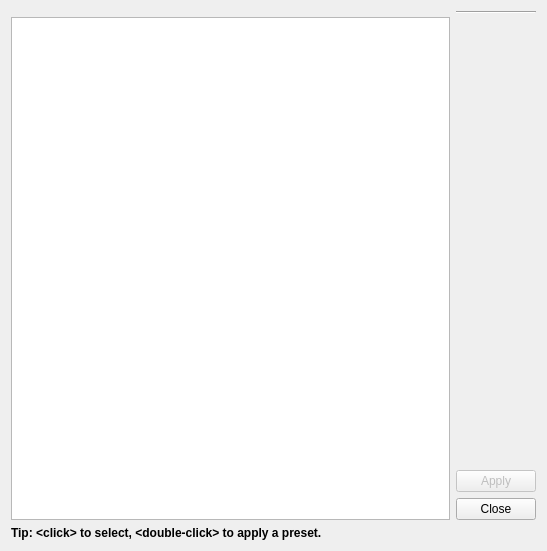
The window that Source/SVWidgetsLib/Dialogs/UI_Files/ColorPresetsDialog.ui (BlueQuartzSoftware/SIMPL) describes before a commit, drawn with Qt 5.
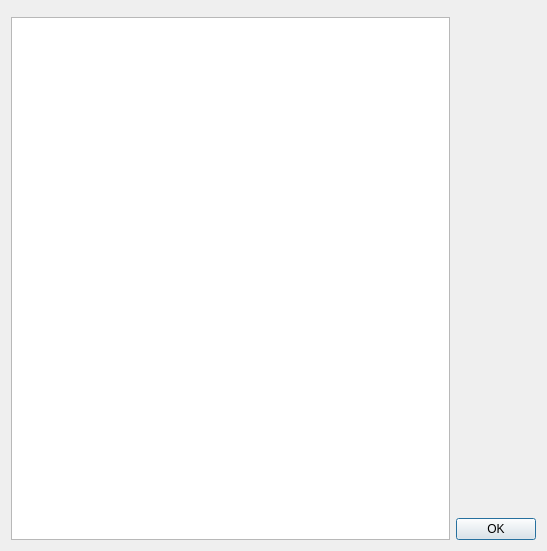
The same window after the commit.

Commit message: Allowing the users of GenerateColorTable to select an array to map the chosen preset onto, and select the name of the newly created RGB array. Selecting a preset from the PresetDialog now displays the preset that was chosen in the GenerateColorTableWidget UI.

Patch:
```diff
--- a/Source/SVWidgetsLib/Dialogs/UI_Files/ColorPresetsDialog.ui
+++ b/Source/SVWidgetsLib/Dialogs/UI_Files/ColorPresetsDialog.ui
@@ -14,6 +14,33 @@
    <string>Choose Preset</string>
   </property>
   <layout class="QGridLayout" name="gridLayout">
+   <item row="0" column="1" rowspan="2">
+    <layout class="QVBoxLayout" name="verticalLayout">
+     <item>
+      <spacer name="verticalSpacer">
+       <property name="orientation">
+        <enum>Qt::Vertical</enum>
+       </property>
+       <property name="sizeHint" stdset="0">
+        <size>
+         <width>20</width>
+         <height>40</height>
+        </size>
+       </property>
+      </spacer>
+     </item>
+     <item>
+      <widget class="QPushButton" name="okBtn">
+       <property name="text">
+        <string>OK</string>
+       </property>
+       <property name="default">
+        <bool>true</bool>
+       </property>
+      </widget>
+     </item>
+    </layout>
+   </item>
    <item row="1" column="0">
     <widget class="QTableView" name="gradients">
      <property name="minimumSize">
@@ -48,54 +75,6 @@
      </attribute>
     </widget>
    </item>
-   <item row="2" column="0" colspan="2">
-    <widget class="QLabel" name="label">
-     <property name="text">
-      <string>&lt;html&gt;&lt;head/&gt;&lt;body&gt;&lt;p&gt;&lt;span style=&quot; font-weight:600;&quot;&gt;Tip: &amp;lt;click&amp;gt; to select, &amp;lt;double-click&amp;gt; to apply a preset.&lt;/span&gt;&lt;/p&gt;&lt;/body&gt;&lt;/html&gt;</string>
-     </property>
-    </widget>
-   </item>
-   <item row="0" column="1" rowspan="2">
-    <layout class="QVBoxLayout" name="verticalLayout">
-     <item>
-      <widget class="Line" name="line">
-       <property name="orientation">
-        <enum>Qt::Horizontal</enum>
-       </property>
-      </widget>
-     </item>
-     <item>
-      <spacer name="verticalSpacer">
-       <property name="orientation">
-        <enum>Qt::Vertical</enum>
-       </property>
-       <property name="sizeHint" stdset="0">
-        <size>
-         <width>20</width>
-         <height>40</height>
-        </size>
-       </property>
-      </spacer>
-     </item>
-     <item>
-      <widget class="QPushButton" name="apply">
-       <property name="enabled">
-        <bool>false</bool>
-       </property>
-       <property name="text">
-        <string>Apply</string>
-       </property>
-      </widget>
-     </item>
-     <item>
-      <widget class="QPushButton" name="close">
-       <property name="text">
-        <string>Close</string>
-       </property>
-      </widget>
-     </item>
-    </layout>
-   </item>
   </layout>
  </widget>
  <resources/>
```
Left out of the diff: 4 changed lines with no effect on the pictures. The commit also changes 7 other files.
